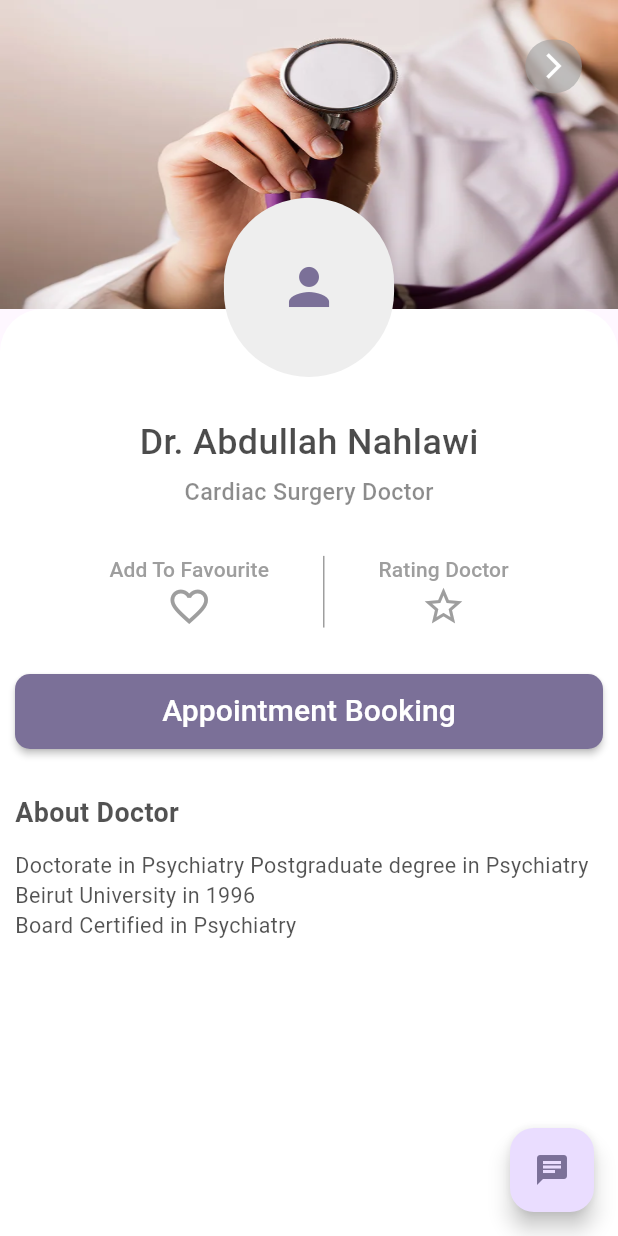
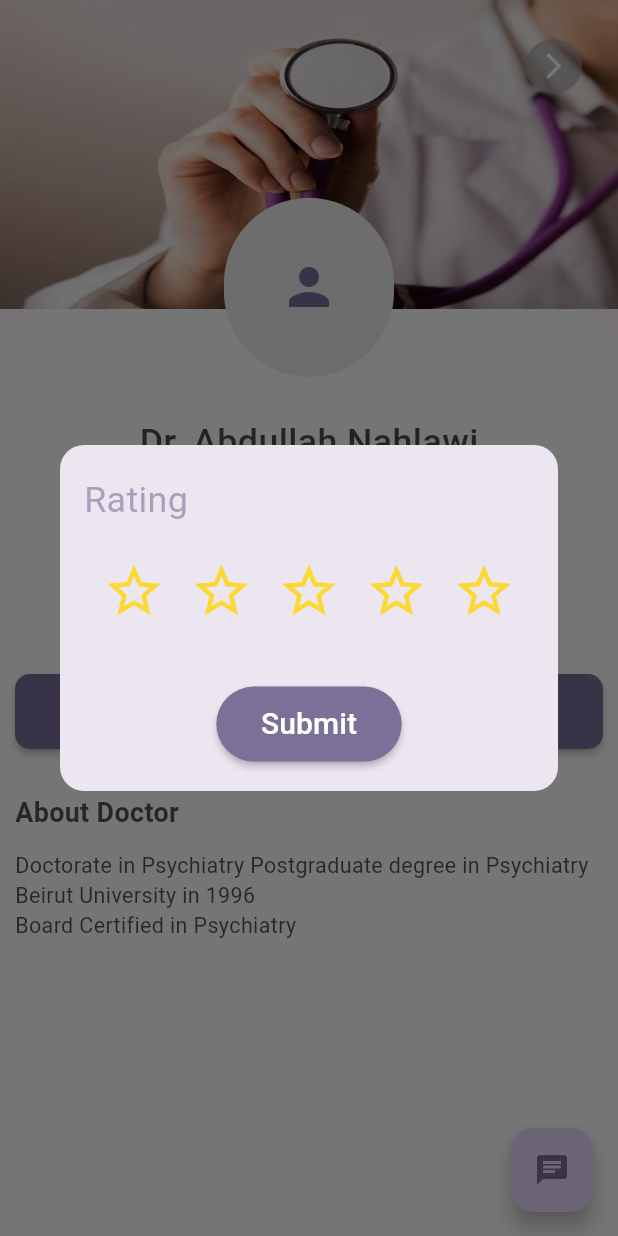
Before and after one commit to manaralbogha/Patient_app, a Flutter app: the DoctorDetailsView screen opened directly, after a tap on "Rating Doctor", on a phone screen of 412 x 824 dp. Run offline on Flutter 3.47's test engine with Material 2 defaults, Android fonts, the phone set to English and light mode, and no system bars; our stand-ins replace dartz, dio, equatable, flutter_bloc, flutter_screenutil, jiffy and 1 more; missing offline and left inert: awesome_icons; accounts and stored records are empty.

```diff
--- a/lib/core/functions/custome_dialogs.dart
+++ b/lib/core/functions/custome_dialogs.dart
@@ -1,32 +1,32 @@
-import 'dart:developer';
-
-import 'package:flutter/cupertino.dart';
 import 'package:flutter/material.dart';
+import 'package:flutter_screenutil/flutter_screenutil.dart';
+import 'package:patient_app/core/styles/app_colors.dart';
+import '../widgets/custome_button.dart';
 
 abstract class CustomDialogs {
-  static showCalenderDialog(BuildContext context) {
-    showDialog(
-      context: context,
-      builder: (context) {
-        return AlertDialog(
-          shape:
-              RoundedRectangleBorder(borderRadius: BorderRadius.circular(10)),
-          content: SizedBox(
-            height: 350,
-            width: 250,
-            child: CupertinoDatePicker(
-              mode: CupertinoDatePickerMode.date,
-              initialDateTime: DateTime(2000, 1, 1),
-              onDateTimeChanged: (value) {
-                log('xxxxxx');
-                log(value.toString());
-              },
-            ),
-          ),
-        );
-      },
-    );
-  }
+  // static showCalenderDialog(BuildContext context) {
+  //   showDialog(
+  //     context: context,
+  //     builder: (context) {
+  //       return AlertDialog(
+  //         shape:
+  //             RoundedRectangleBorder(borderRadius: BorderRadius.circular(10)),
+  //         content: SizedBox(
+  //           height: 350,
+  //           width: 250,
+  //           child: CupertinoDatePicker(
+  //             mode: CupertinoDatePickerMode.date,
+  //             initialDateTime: DateTime(2000, 1, 1),
+  //             onDateTimeChanged: (value) {
+  //               log('xxxxxx');
+  //               log(value.toString());
+  //             },
+  //           ),
+  //         ),
+  //       );
+  //     },
+  //   );
+  // }
 
   static Future<DateTime?> pickDateDialog(BuildContext context) {
     return showDatePicker(
@@ -36,4 +36,89 @@ abstract class CustomDialogs {
       lastDate: DateTime.now(),
     );
   }
+
+  static showRatingDialog(BuildContext context) {
+    showDialog(
+      context: context,
+      builder: (context) {
+        return Dialog(
+          shape:
+              RoundedRectangleBorder(borderRadius: BorderRadius.circular(16)),
+          child: SizedBox(
+            height: MediaQuery.of(context).size.height * .28,
+            child: const CustomeRatingView(),
+          ),
+        );
+      },
+    );
+  }
 }
+
+class CustomeRatingView extends StatefulWidget {
+  const CustomeRatingView({
+    super.key,
+  });
+
+  @override
+  State<CustomeRatingView> createState() => _CustomeRatingViewState();
+}
+
+class _CustomeRatingViewState extends State<CustomeRatingView> {
+  int ratingIndex = 0;
+
+  @override
+  Widget build(BuildContext context) {
+    return Padding(
+      padding: const EdgeInsets.symmetric(horizontal: 16, vertical: 5),
+      child: Column(
+        mainAxisAlignment: MainAxisAlignment.spaceEvenly,
+        crossAxisAlignment: CrossAxisAlignment.center,
+        children: [
+          Align(
+            alignment: Alignment.topLeft,
+            child: Text(
+              'Rating',
+              style: TextStyle(
+                fontSize: 20.h,
+                color: defaultColor.withOpacity(.6),
+              ),
+            ),
+          ),
+          Row(
+            mainAxisSize: MainAxisSize.min,
+            mainAxisAlignment: MainAxisAlignment.center,
+            children: List.generate(
+              5,
+              (index) {
+                return IconButton(
+                  onPressed: () {
+                    setState(() {
+                      ratingIndex = index + 1;
+                    });
+                  },
+                  icon: index < ratingIndex
+                      ? Icon(
+                          Icons.star,
+                          color: Colors.yellow.shade600,
+                          size: 37.w,
+                        )
+                      : Icon(
+                          Icons.star_border,
+                          color: Colors.yellow.shade600,
+                          size: 37.w,
+                        ),
+                );
+              },
+            ),
+          ),
+          const SizedBox(height: 5),
+          CustomeButton(
+            text: 'Submit',
+            onPressed: () async {},
+            width: MediaQuery.of(context).size.width * .5,
+          ),
+        ],
+      ),
+    );
+  }
+}
--- a/lib/screens/patient_screens/doctor_details_screen/doctor_details_screen.dart
+++ b/lib/screens/patient_screens/doctor_details_screen/doctor_details_screen.dart
@@ -2,6 +2,7 @@ import 'package:flutter/material.dart';
 import 'package:flutter_screenutil/flutter_screenutil.dart';
 import 'package:patient_app/core/api/services/favourite/add_to_favourite_service.dart';
 import 'package:patient_app/core/api/services/local/cache_helper.dart';
+import 'package:patient_app/core/functions/custome_dialogs.dart';
 import 'package:patient_app/core/styles/app_colors.dart';
 import 'package:patient_app/core/utils/app_assets.dart';
 import 'package:patient_app/core/widgets/custome_arrow_back_button.dart';
@@ -128,6 +129,7 @@ class DoctorDetailsViewBody extends StatelessWidget {
         ),
         Align(
           alignment: Alignment.bottomCenter,
+          child: SingleChildScrollView(
             child: Container(
               decoration: BoxDecoration(
                 color: Colors.white,
@@ -191,7 +193,9 @@ class DoctorDetailsViewBody extends StatelessWidget {
                         DoctorDetailsButton(
                           text: 'Rating Doctor',
                           icon: Icons.star_border,
-                        onPressed: () {},
+                          onPressed: () {
+                            CustomDialogs.showRatingDialog(context);
+                          },
                         ),
                       ],
                     ),
@@ -223,6 +227,7 @@ class DoctorDetailsViewBody extends StatelessWidget {
                       ),
                     ),
                   ],
+                ),
               ),
             ),
           ),
```
Also changed, not shown: lib/main.dart (+20 -6 lines), lib/screens/patient_screens/doctor_details_screen/cubit/doctor_details_states.dart (added, +10 -0 lines), lib/screens/patient_screens/doctor_details_screen/cubit/doctor_details_cubit.dart (added). Lines whose indentation alone changed are shown as unchanged.
